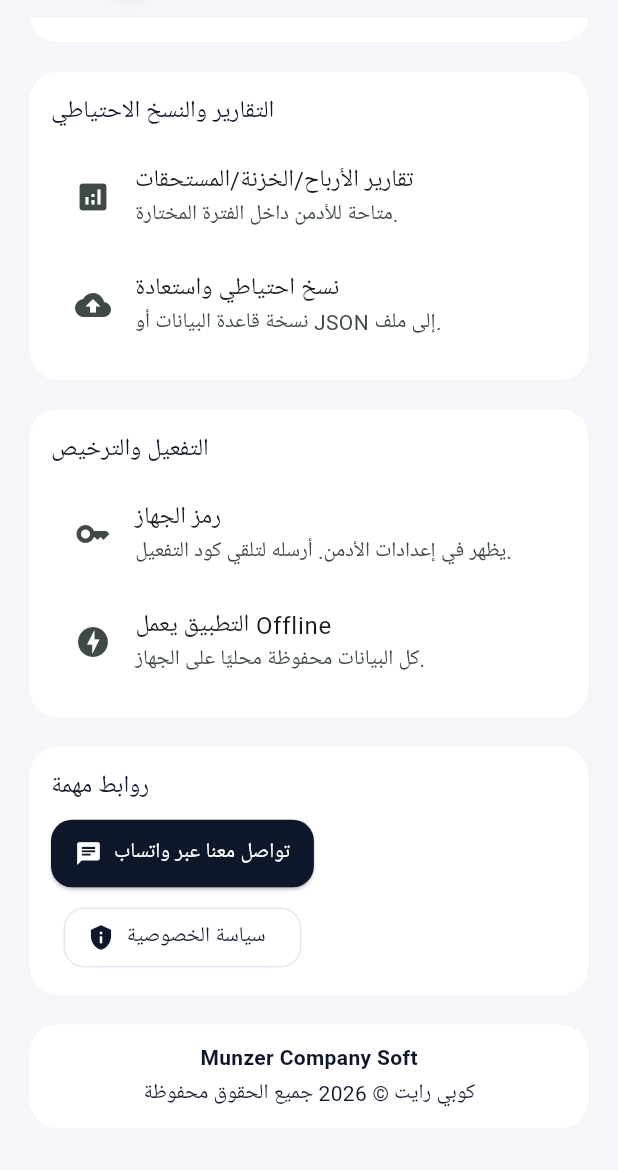
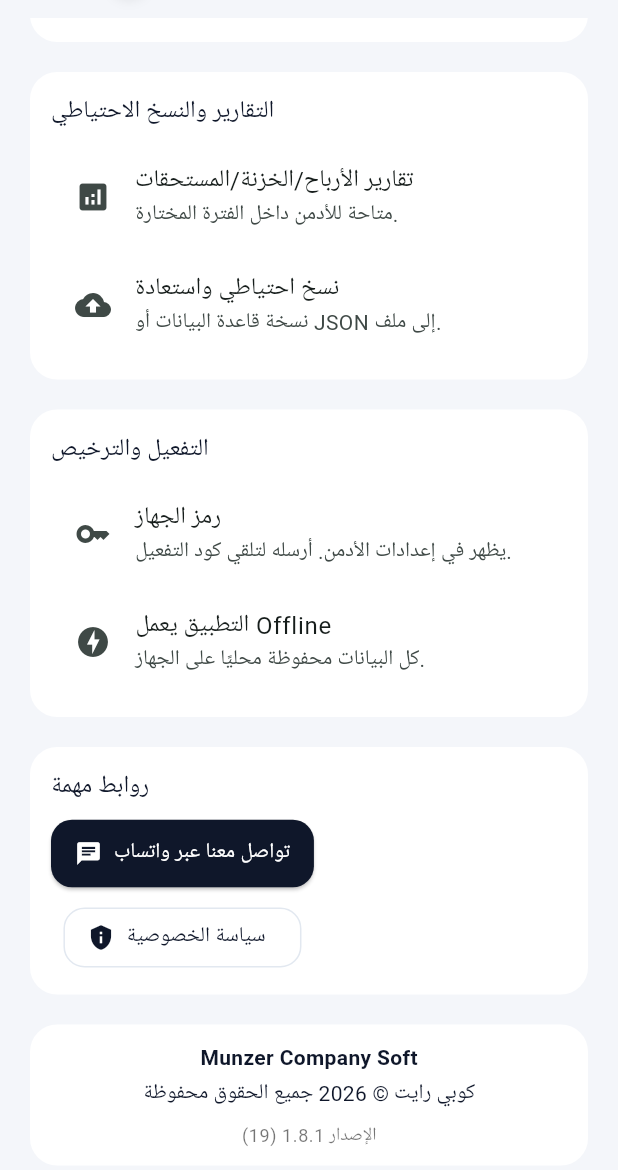
Before and after one commit to zanatym101-lang/smart-cash-pro, a Flutter app: the HelpScreen screen opened directly, scrolled down 753 dp, on a phone screen of 412 x 824 dp, the part 66-1236 px from its top. Run offline on Flutter 3.47's test engine with Material 3 defaults, Android fonts, the phone set to English and light mode, and no system bars; our stand-ins replace barcode_widget, device_info_plus, drift, file_picker, flutter_contacts, flutter_local_notifications and 6 more; missing offline and left inert: cryptography, excel, googleapis; accounts and stored records are empty; generated files the repository leaves out were written again; Roboto replaces fonts that are missing (Cairo).

Commit message:
chore: bump version to 1.8.1 and add in-app version display

```diff
--- a/lib/screens/help_screen.dart
+++ b/lib/screens/help_screen.dart
@@ -1,4 +1,5 @@
 import 'package:flutter/material.dart';
+import 'package:package_info_plus/package_info_plus.dart';
 import '../widgets/app_title.dart';
 import 'package:url_launcher/url_launcher.dart';
 import 'privacy_policy_screen.dart';
@@ -178,13 +179,15 @@ class HelpScreen extends StatelessWidget {
             child: Padding(
               padding: const EdgeInsets.all(12),
               child: Column(
-                children: const [
+                children: [
                   Text(
                     'Munzer Company Soft',
                     style: TextStyle(fontWeight: FontWeight.w700),
                   ),
-                  SizedBox(height: 4),
-                  Text('كوبي رايت © 2026 جميع الحقوق محفوظة'),
+                  const SizedBox(height: 4),
+                  const Text('كوبي رايت © 2026 جميع الحقوق محفوظة'),
+                  const SizedBox(height: 8),
+                  const _AppVersionText(),
                 ],
               ),
             ),
@@ -214,3 +217,31 @@ class HelpScreen extends StatelessWidget {
     );
   }
 }
+
+class _AppVersionText extends StatelessWidget {
+  const _AppVersionText();
+
+  @override
+  Widget build(BuildContext context) {
+    return FutureBuilder<PackageInfo>(
+      future: PackageInfo.fromPlatform(),
+      builder: (context, snapshot) {
+        if (snapshot.hasData) {
+          final info = snapshot.data!;
+          return Text(
+            'الإصدار ${info.version} (${info.buildNumber})',
+            style: Theme.of(
+              context,
+            ).textTheme.bodySmall?.copyWith(color: Colors.black54),
+          );
+        }
+        return Text(
+          'الإصدار -',
+          style: Theme.of(
+            context,
+          ).textTheme.bodySmall?.copyWith(color: Colors.black54),
+        );
+      },
+    );
+  }
+}
--- a/pubspec.yaml
+++ b/pubspec.yaml
@@ -16,7 +16,7 @@ publish_to: 'none' # Remove this line if you wish to publish to pub.dev
 # https://developer.apple.com/library/archive/documentation/General/Reference/InfoPlistKeyReference/Articles/CoreFoundationKeys.html
 # In Windows, build-name is used as the major, minor, and patch parts
 # of the product and file versions while build-number is used as the build suffix.
-version: 1.0.1+2
+version: 1.8.1+19
 
 environment:
   sdk: ^3.10.7
@@ -61,6 +61,7 @@ dependencies:
   http: ^1.2.2
   printing: ^5.13.4
   open_filex: ^4.5.0
+  package_info_plus: ^8.3.0
   #build_runner: ^2.11.0
 
 dev_dependencies:
```
Also changed, not shown: pubspec.lock, 3 other files.
